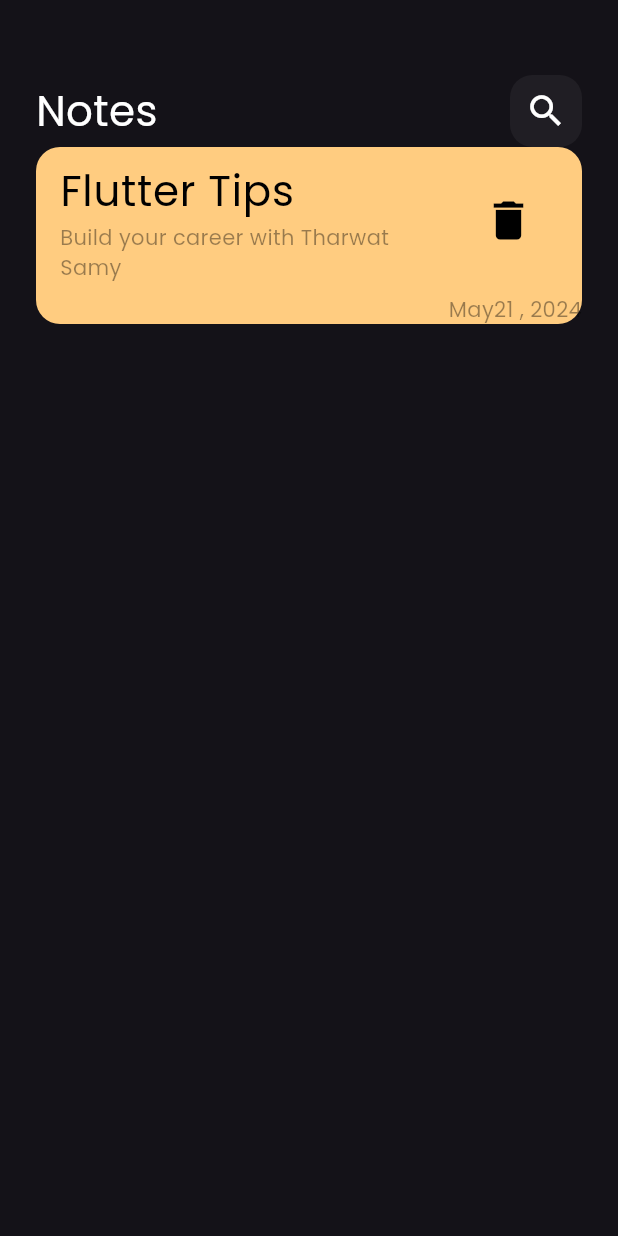
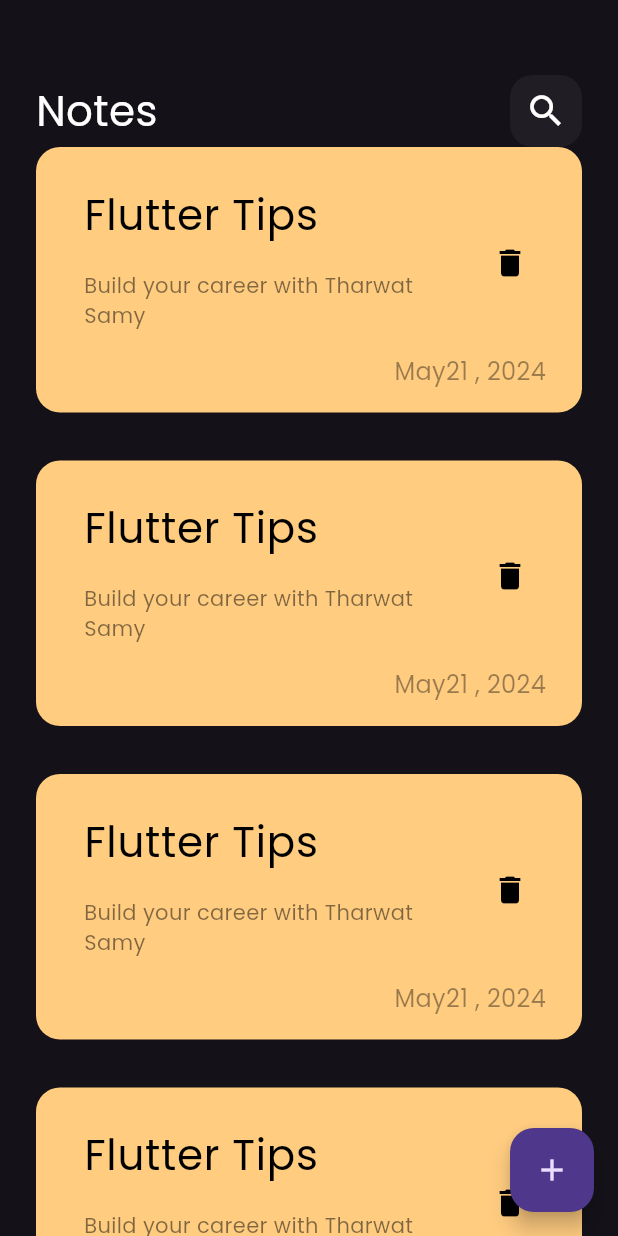
Before and after one commit to MuhamedElockly/notes_app, a Flutter app: the screen it shows after launch, on a phone screen of 412 x 824 dp. Run offline on Flutter 3.47's test engine with Material 3 defaults, Android fonts, the phone set to English and light mode, and no system bars.

Commit message:
add float action button

```diff
--- a/lib/views/notes_view.dart
+++ b/lib/views/notes_view.dart
@@ -5,6 +5,10 @@ class NotesView extends StatelessWidget {
   @override
   Widget build(BuildContext context) {
     return Scaffold(
+      floatingActionButton: FloatingActionButton(
+        onPressed: () {},
+        child: Icon(Icons.add),
+      ),
       body: NotesViewBody(),
     );
   }
--- a/lib/widgets/note_item.dart
+++ b/lib/widgets/note_item.dart
@@ -4,6 +4,7 @@ class NoteItem extends StatelessWidget {
   @override
   Widget build(BuildContext context) {
     return Container(
+      padding: EdgeInsets.only(left: 16, top: 16),
       width: double.infinity,
       decoration: BoxDecoration(
         color: Color(0xffFFCC80),
@@ -20,25 +21,32 @@ class NoteItem extends StatelessWidget {
                 color: Colors.black,
               ),
             ),
-            subtitle: Text(
-              "Build your career with Tharwat Samy",
-              style: TextStyle(
-                color: Colors.black.withOpacity(.4),
+            subtitle: Padding(
+              padding: const EdgeInsets.only(top: 16, bottom: 8),
+              child: Text(
+                "Build your career with Tharwat Samy",
+                style: TextStyle(
+                  color: Colors.black.withOpacity(.5),
+                ),
               ),
             ),
             trailing: IconButton(
               onPressed: () {},
               icon: Icon(
                 Icons.delete,
-                size: 34,
+                size: 24,
                 color: Colors.black,
               ),
             ),
           ),
-          Text(
-            "May21 , 2024",
-            style: TextStyle(
-              color: Colors.black.withOpacity(.4),
+          Padding(
+            padding: EdgeInsets.only(right: 24, bottom: 16),
+            child: Text(
+              "May21 , 2024",
+              style: TextStyle(
+                color: Colors.black.withOpacity(.4),
+                fontSize: 16
+              ),
             ),
           ),
         ],
--- /dev/null
+++ b/lib/widgets/notes_list_view.dart
@@ -0,0 +1,14 @@
+import 'package:flutter/material.dart';
+import 'package:notes_app/widgets/note_item.dart';
+
+class NotesListView extends StatelessWidget {
+  @override
+  Widget build(BuildContext context) {
+    return ListView.builder(itemBuilder: (context, index) {
+      return Padding(
+        padding: const EdgeInsets.only(bottom: 32),
+        child: NoteItem(),
+      );
+    });
+  }
+}
--- a/lib/widgets/notes_view_body.dart
+++ b/lib/widgets/notes_view_body.dart
@@ -1,6 +1,7 @@
 import 'package:flutter/material.dart';
 import 'package:notes_app/widgets/custom_app_bar.dart';
 import 'package:notes_app/widgets/note_item.dart';
+import 'package:notes_app/widgets/notes_list_view.dart';
 
 class NotesViewBody extends StatelessWidget {
   @override
@@ -13,7 +14,9 @@ class NotesViewBody extends StatelessWidget {
             height: 50,
           ),
           CustomAppBar(),
-          NoteItem(),
+          Expanded(
+            child: NotesListView(),
+          ),
         ],
       ),
     );
```
